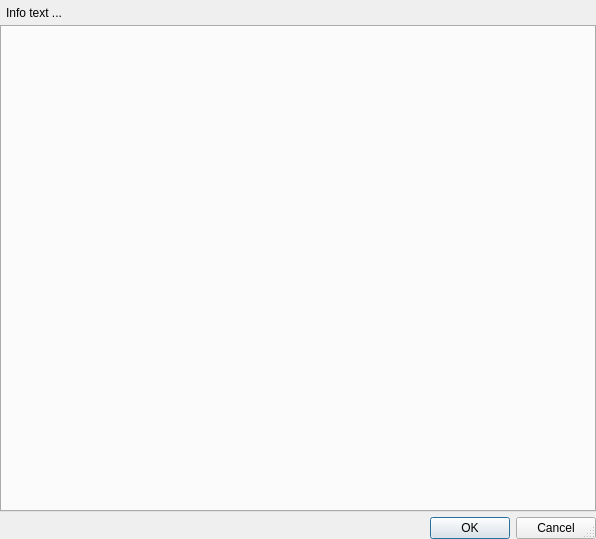
Qt form Plugins/org.mitk.gui.qt.common/src/QmitkNodeSelectionDialog.ui (MITK/MITK) before a commit.
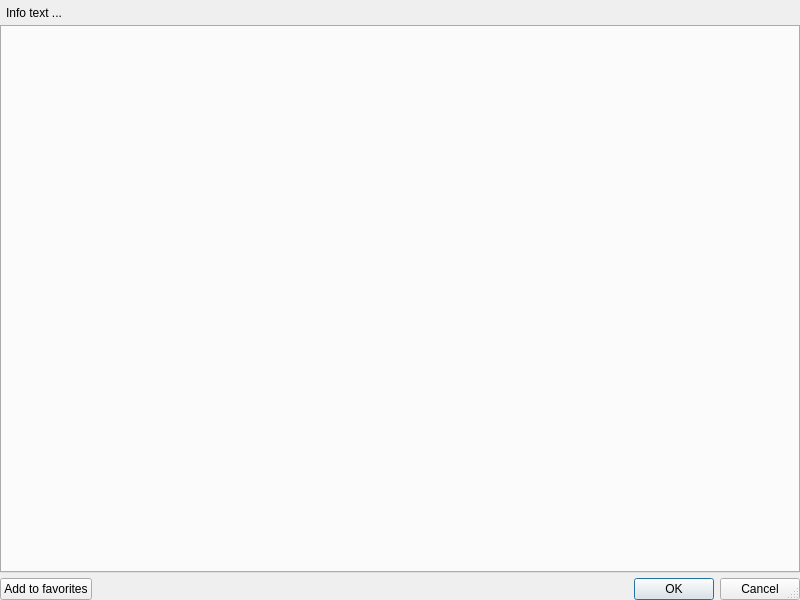
The same form after that commit.

```diff
--- a/Plugins/org.mitk.gui.qt.common/src/QmitkNodeSelectionDialog.ui
+++ b/Plugins/org.mitk.gui.qt.common/src/QmitkNodeSelectionDialog.ui
@@ -6,8 +6,8 @@
    <rect>
     <x>0</x>
     <y>0</y>
-    <width>596</width>
-    <height>539</height>
+    <width>800</width>
+    <height>600</height>
    </rect>
   </property>
   <property name="windowTitle">
@@ -66,6 +66,24 @@
      <property name="currentIndex">
       <number>-1</number>
      </property>
+     <property name="iconSize">
+      <size>
+       <width>32</width>
+       <height>32</height>
+      </size>
+     </property>
+    </widget>
+   </item>
+   <item>
+    <layout class="QHBoxLayout" name="horizontalLayout">
+     <item>
+      <widget class="QPushButton" name="btnAddToFav">
+       <property name="toolTip">
+        <string>Add the current selection to the favorites.</string>
+       </property>
+       <property name="text">
+        <string>Add to favorites</string>
+       </property>
     </widget>
    </item>
    <item>
@@ -74,6 +92,8 @@
       <set>QDialogButtonBox::Cancel|QDialogButtonBox::Ok</set>
      </property>
     </widget>
+     </item>
+    </layout>
    </item>
   </layout>
  </widget>
```
Lines whose indentation alone changed are shown as unchanged.
